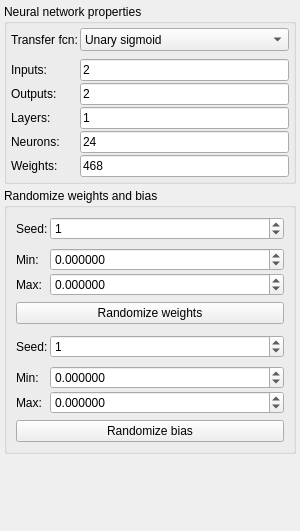
Before: the Qt Designer form GuiPartUi/NetParamWidget.ui in kacerpetr/NNCreator, drawn with Qt 5.
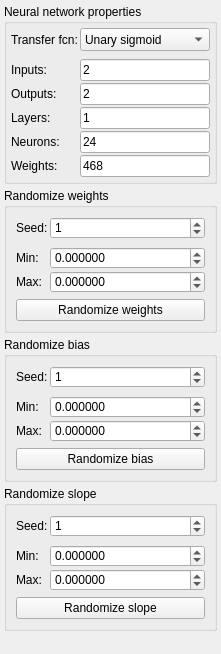
After: the same form once the commit is applied.

Commit message: Added possibility to randomize neuron transfer function slope

Patch:
```diff
--- a/GuiPartUi/NetParamWidget.ui
+++ b/GuiPartUi/NetParamWidget.ui
@@ -6,8 +6,8 @@
    <rect>
     <x>0</x>
     <y>0</y>
-    <width>300</width>
-    <height>531</height>
+    <width>221</width>
+    <height>654</height>
    </rect>
   </property>
   <property name="windowTitle">
@@ -212,7 +212,7 @@
    <item>
     <widget class="QGroupBox" name="groupBox">
      <property name="title">
-      <string>Randomize weights and bias</string>
+      <string>Randomize weights</string>
      </property>
      <layout class="QVBoxLayout" name="verticalLayout_2">
       <item>
@@ -377,22 +377,15 @@
         </property>
        </widget>
       </item>
-      <item>
-       <spacer name="verticalSpacer_5">
-        <property name="orientation">
-         <enum>Qt::Vertical</enum>
-        </property>
-        <property name="sizeType">
-         <enum>QSizePolicy::Fixed</enum>
-        </property>
-        <property name="sizeHint" stdset="0">
-         <size>
-          <width>20</width>
-          <height>5</height>
-         </size>
-        </property>
-       </spacer>
-      </item>
+     </layout>
+    </widget>
+   </item>
+   <item>
+    <widget class="QGroupBox" name="groupBox_3">
+     <property name="title">
+      <string>Randomize bias</string>
+     </property>
+     <layout class="QVBoxLayout" name="verticalLayout_4">
       <item>
        <layout class="QFormLayout" name="formLayout_3">
         <property name="sizeConstraint">
@@ -555,11 +548,182 @@
      </layout>
     </widget>
    </item>
+   <item>
+    <widget class="QGroupBox" name="groupBox_4">
+     <property name="title">
+      <string>Randomize slope</string>
+     </property>
+     <layout class="QVBoxLayout" name="verticalLayout_5">
+      <item>
+       <layout class="QFormLayout" name="formLayout_4">
+        <property name="sizeConstraint">
+         <enum>QLayout::SetDefaultConstraint</enum>
+        </property>
+        <property name="fieldGrowthPolicy">
+         <enum>QFormLayout::ExpandingFieldsGrow</enum>
+        </property>
+        <property name="horizontalSpacing">
+         <number>2</number>
+        </property>
+        <property name="verticalSpacing">
+         <number>2</number>
+        </property>
+        <item row="0" column="0">
+         <widget class="QLabel" name="label_13">
+          <property name="text">
+           <string>Seed:</string>
+          </property>
+         </widget>
+        </item>
+        <item row="0" column="1">
+         <widget class="QSpinBox" name="slopeSeedBox">
+          <property name="sizePolicy">
+           <sizepolicy hsizetype="Expanding" vsizetype="Fixed">
+            <horstretch>0</horstretch>
+            <verstretch>0</verstretch>
+           </sizepolicy>
+          </property>
+          <property name="minimumSize">
+           <size>
+            <width>0</width>
+            <height>22</height>
+           </size>
+          </property>
+          <property name="minimum">
+           <number>-100000000</number>
+          </property>
+          <property name="maximum">
+           <number>100000000</number>
+          </property>
+          <property name="value">
+           <number>1</number>
+          </property>
+         </widget>
+        </item>
+        <item row="1" column="1">
+         <spacer name="verticalSpacer_5">
+          <property name="orientation">
+           <enum>Qt::Vertical</enum>
+          </property>
+          <property name="sizeType">
+           <enum>QSizePolicy::Fixed</enum>
+          </property>
+          <property name="sizeHint" stdset="0">
+           <size>
+            <width>20</width>
+            <height>4</height>
+           </size>
+          </property>
+         </spacer>
+        </item>
+        <item row="2" column="0">
+         <widget class="QLabel" name="label_14">
+          <property name="text">
+           <string>Min:</string>
+          </property>
+         </widget>
+        </item>
+        <item row="2" column="1">
+         <widget class="QDoubleSpinBox" name="slopeMinBox">
+          <property name="sizePolicy">
+           <sizepolicy hsizetype="Expanding" vsizetype="Fixed">
+            <horstretch>0</horstretch>
+            <verstretch>0</verstretch>
+           </sizepolicy>
+          </property>
+          <property name="minimumSize">
+           <size>
+            <width>0</width>
+            <height>22</height>
+           </size>
+          </property>
+          <property name="decimals">
+           <number>6</number>
+          </property>
+          <property name="minimum">
+           <double>-99.000000000000000</double>
+          </property>
+          <property name="maximum">
+           <double>99.000000000000000</double>
+          </property>
+          <property name="singleStep">
+           <double>0.100000000000000</double>
+          </property>
+         </widget>
+        </item>
+        <item row="3" column="0">
+         <widget class="QLabel" name="label_15">
+          <property name="text">
+           <string>Max:</string>
+          </property>
+         </widget>
+        </item>
+        <item row="3" column="1">
+         <widget class="QDoubleSpinBox" name="slopeMaxBox">
+          <property name="sizePolicy">
+           <sizepolicy hsizetype="Expanding" vsizetype="Fixed">
+            <horstretch>0</horstretch>
+            <verstretch>0</verstretch>
+           </sizepolicy>
+          </property>
+          <property name="minimumSize">
+           <size>
+            <width>0</width>
+            <height>22</height>
+           </size>
+          </property>
+          <property name="decimals">
+           <number>6</number>
+          </property>
+          <property name="minimum">
+           <double>-99.000000000000000</double>
+          </property>
+          <property name="maximum">
+           <double>99.000000000000000</double>
+          </property>
+          <property name="singleStep">
+           <double>0.100000000000000</double>
+          </property>
+         </widget>
+        </item>
+       </layout>
+      </item>
+      <item>
+       <widget class="QPushButton" name="randSlopeButton">
+        <property name="sizePolicy">
+         <sizepolicy hsizetype="Expanding" vsizetype="Fixed">
+          <horstretch>0</horstretch>
+          <verstretch>0</verstretch>
+         </sizepolicy>
+        </property>
+        <property name="minimumSize">
+         <size>
+          <width>0</width>
+          <height>22</height>
+         </size>
+        </property>
+        <property name="maximumSize">
+         <size>
+          <width>16777215</width>
+          <height>22</height>
+         </size>
+        </property>
+        <property name="text">
+         <string>Randomize slope</string>
+        </property>
+       </widget>
+      </item>
+     </layout>
+    </widget>
+   </item>
    <item>
     <spacer name="verticalSpacer">
      <property name="orientation">
       <enum>Qt::Vertical</enum>
      </property>
+     <property name="sizeType">
+      <enum>QSizePolicy::Expanding</enum>
+     </property>
      <property name="sizeHint" stdset="0">
       <size>
        <width>20</width>
```
Left out of the diff: 22 changed lines with no effect on the pictures. The commit also changes 15 other files.
